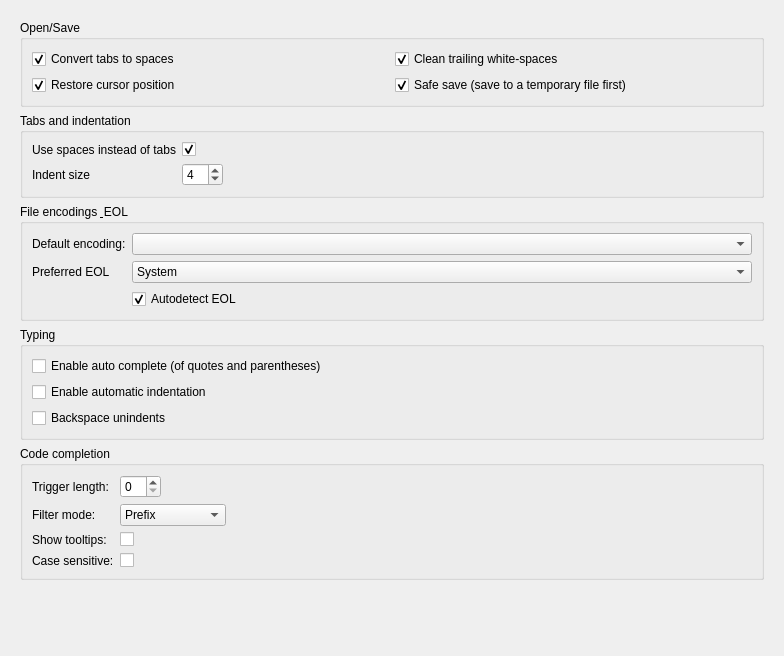
Old version of the form data/forms/settings_page_editor.ui in the repository pythoningLearning/hackedit.
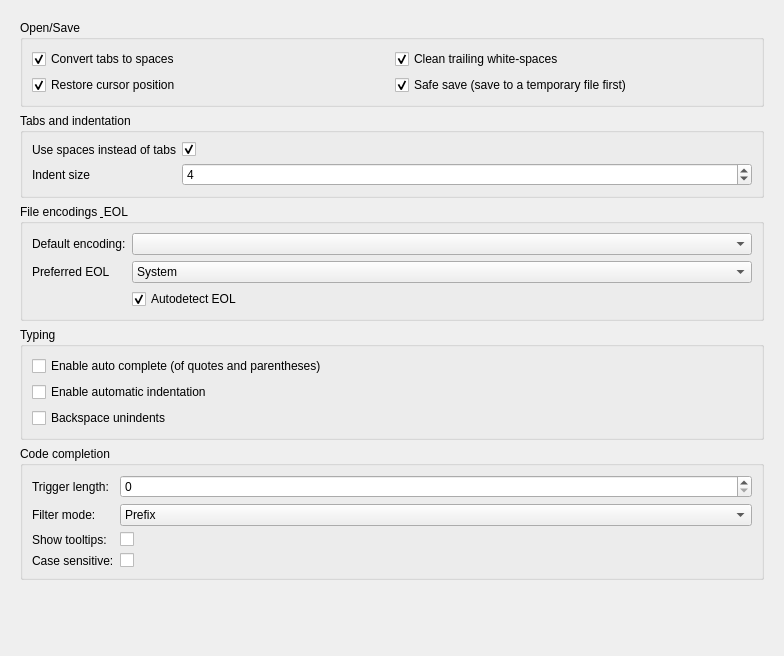
New version of the form. Custom widgets are drawn as their Qt base class.

```diff
--- a/data/forms/settings_page_editor.ui
+++ b/data/forms/settings_page_editor.ui
@@ -27,8 +27,8 @@
        <rect>
         <x>0</x>
         <y>0</y>
-        <width>752</width>
-        <height>648</height>
+        <width>760</width>
+        <height>632</height>
        </rect>
       </property>
       <layout class="QGridLayout" name="gridLayout_3">
@@ -154,7 +154,7 @@
          </property>
          <layout class="QFormLayout" name="formLayout">
           <property name="fieldGrowthPolicy">
-           <enum>QFormLayout::ExpandingFieldsGrow</enum>
+           <enum>QFormLayout::AllNonFixedFieldsGrow</enum>
           </property>
           <item row="0" column="0">
            <widget class="QLabel" name="label_3">
@@ -332,7 +332,7 @@
          </property>
          <layout class="QFormLayout" name="formLayout_2">
           <property name="fieldGrowthPolicy">
-           <enum>QFormLayout::ExpandingFieldsGrow</enum>
+           <enum>QFormLayout::AllNonFixedFieldsGrow</enum>
           </property>
           <item row="1" column="0">
            <widget class="QLabel" name="label_11">
```
Left out of the diff: 3 changed lines with no effect on the pictures.
